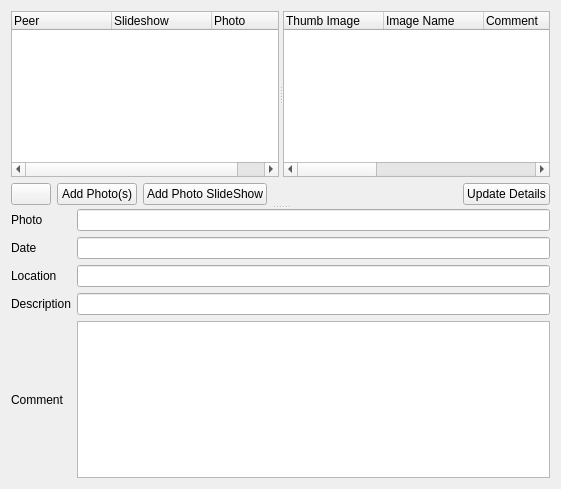
The window that retroshare-gui/src/gui/PhotoDialog.ui (RetroShare/RetroShare) describes before a commit, drawn with Qt 5.
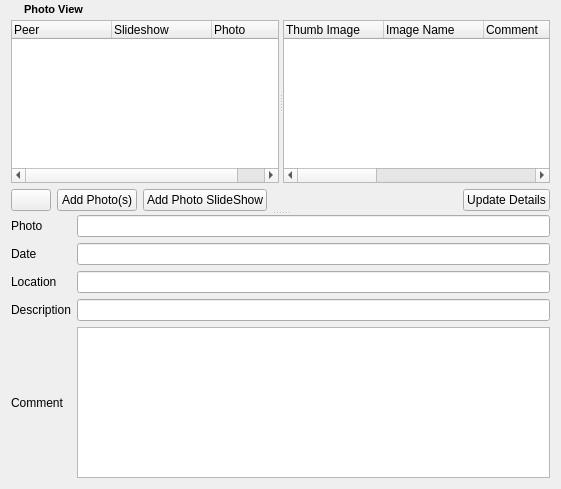
The same window after the commit. Icons and pictures are not drawn.

The edit to the form file:
```diff
--- a/retroshare-gui/src/gui/PhotoDialog.ui
+++ b/retroshare-gui/src/gui/PhotoDialog.ui
@@ -13,7 +13,49 @@
    <string>Form</string>
   </property>
   <layout class="QGridLayout" >
+   <property name="topMargin" >
+    <number>0</number>
+   </property>
+   <property name="verticalSpacing" >
+    <number>0</number>
+   </property>
    <item row="0" column="0" >
+    <widget class="QLabel" name="photoiconlabel" >
+     <property name="text" >
+      <string/>
+     </property>
+     <property name="pixmap" >
+      <pixmap resource="images.qrc" >:/images/lphoto16.png</pixmap>
+     </property>
+     <property name="scaledContents" >
+      <bool>true</bool>
+     </property>
+    </widget>
+   </item>
+   <item row="0" column="1" >
+    <widget class="QLabel" name="label_7" >
+     <property name="text" >
+      <string>&lt;html>&lt;head>&lt;meta name="qrichtext" content="1" />&lt;style type="text/css">
+p, li { white-space: pre-wrap; }
+&lt;/style>&lt;/head>&lt;body style=" font-family:'MS Shell Dlg 2'; font-size:8.25pt; font-weight:400; font-style:normal;">
+&lt;p style=" margin-top:0px; margin-bottom:0px; margin-left:0px; margin-right:0px; -qt-block-indent:0; text-indent:0px;">&lt;span style=" font-size:8pt; font-weight:600;">Photo View&lt;/span>&lt;/p>&lt;/body>&lt;/html></string>
+     </property>
+    </widget>
+   </item>
+   <item row="0" column="2" >
+    <spacer>
+     <property name="orientation" >
+      <enum>Qt::Horizontal</enum>
+     </property>
+     <property name="sizeHint" >
+      <size>
+       <width>391</width>
+       <height>20</height>
+      </size>
+     </property>
+    </spacer>
+   </item>
+   <item row="1" column="0" colspan="3" >
     <widget class="QSplitter" name="splitter_2" >
      <property name="orientation" >
       <enum>Qt::Vertical</enum>
```
